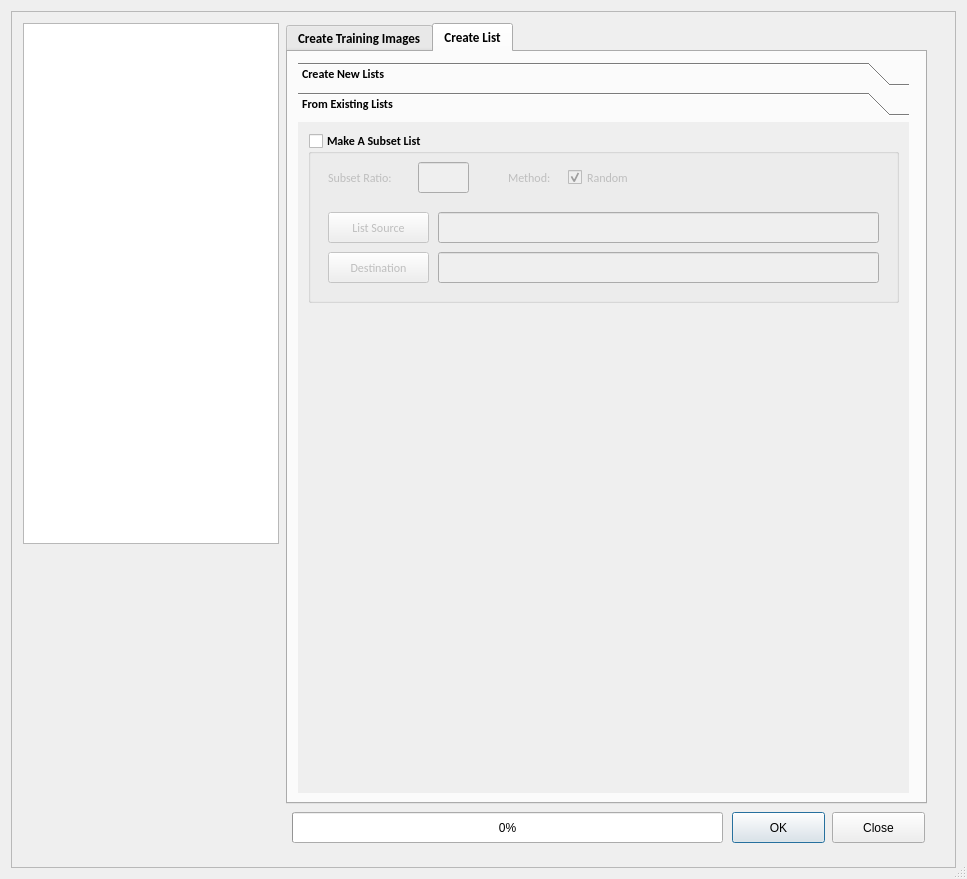
The window that hackathon/MK/DatasetGenerator/DatasetGenerator.ui (Vaa3D/vaa3d_tools) describes before a commit, drawn with Qt 5.
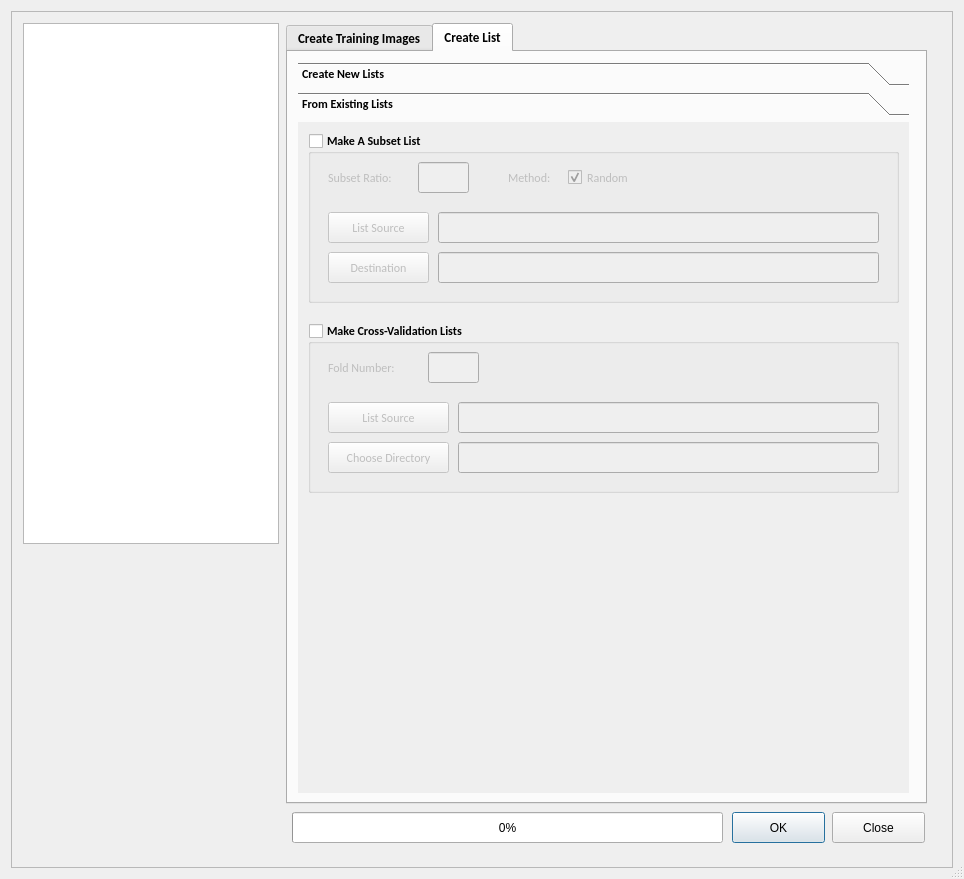
The same window after the commit. The open tabs and pages were chosen to show the change.

Commit message: DatasetGenerator: UI construction 11/20

What changed in the file:
```diff
--- a/hackathon/MK/DatasetGenerator/DatasetGenerator.ui
+++ b/hackathon/MK/DatasetGenerator/DatasetGenerator.ui
@@ -9,7 +9,7 @@
    <rect>
     <x>0</x>
     <y>0</y>
-    <width>967</width>
+    <width>964</width>
     <height>879</height>
    </rect>
   </property>
@@ -1486,8 +1486,8 @@
            <rect>
             <x>0</x>
             <y>0</y>
-            <width>100</width>
-            <height>30</height>
+            <width>611</width>
+            <height>665</height>
            </rect>
           </property>
           <attribute name="label">
@@ -1664,6 +1664,136 @@
             </property>
            </widget>
           </widget>
+          <widget class="QGroupBox" name="groupBox_8">
+           <property name="geometry">
+            <rect>
+             <x>10</x>
+             <y>200</y>
+             <width>591</width>
+             <height>171</height>
+            </rect>
+           </property>
+           <property name="title">
+            <string>Make Cross-Validation Lists</string>
+           </property>
+           <property name="checkable">
+            <bool>true</bool>
+           </property>
+           <property name="checked">
+            <bool>false</bool>
+           </property>
+           <widget class="QPushButton" name="pushButton_14">
+            <property name="enabled">
+             <bool>true</bool>
+            </property>
+            <property name="geometry">
+             <rect>
+              <x>20</x>
+              <y>80</y>
+              <width>121</width>
+              <height>31</height>
+             </rect>
+            </property>
+            <property name="font">
+             <font>
+              <weight>50</weight>
+              <bold>false</bold>
+             </font>
+            </property>
+            <property name="text">
+             <string>List Source</string>
+            </property>
+           </widget>
+           <widget class="QLineEdit" name="lineEdit_22">
+            <property name="geometry">
+             <rect>
+              <x>150</x>
+              <y>80</y>
+              <width>421</width>
+              <height>31</height>
+             </rect>
+            </property>
+            <property name="font">
+             <font>
+              <weight>50</weight>
+              <bold>false</bold>
+             </font>
+            </property>
+           </widget>
+           <widget class="QLabel" name="label_15">
+            <property name="geometry">
+             <rect>
+              <x>20</x>
+              <y>30</y>
+              <width>91</width>
+              <height>31</height>
+             </rect>
+            </property>
+            <property name="font">
+             <font>
+              <weight>50</weight>
+              <bold>false</bold>
+             </font>
+            </property>
+            <property name="text">
+             <string>Fold Number:</string>
+            </property>
+           </widget>
+           <widget class="QLineEdit" name="lineEdit_23">
+            <property name="geometry">
+             <rect>
+              <x>120</x>
+              <y>30</y>
+              <width>51</width>
+              <height>31</height>
+             </rect>
+            </property>
+            <property name="font">
+             <font>
+              <weight>50</weight>
+              <bold>false</bold>
+             </font>
+            </property>
+           </widget>
+           <widget class="QPushButton" name="pushButton_15">
+            <property name="enabled">
+             <bool>true</bool>
+            </property>
+            <property name="geometry">
+             <rect>
+              <x>20</x>
+              <y>120</y>
+              <width>121</width>
+              <height>31</height>
+             </rect>
+            </property>
+            <property name="font">
+             <font>
+              <weight>50</weight>
+              <bold>false</bold>
+             </font>
+            </property>
+            <property name="text">
+             <string>Choose Directory</string>
+            </property>
+           </widget>
+           <widget class="QLineEdit" name="lineEdit_24">
+            <property name="geometry">
+             <rect>
+              <x>150</x>
+              <y>120</y>
+              <width>421</width>
+              <height>31</height>
+             </rect>
+            </property>
+            <property name="font">
+             <font>
+              <weight>50</weight>
+              <bold>false</bold>
+             </font>
+            </property>
+           </widget>
+          </widget>
          </widget>
         </widget>
        </widget>
```
Left out of the diff: 172 changed lines with no effect on the pictures. The commit also changes 3 other files.
